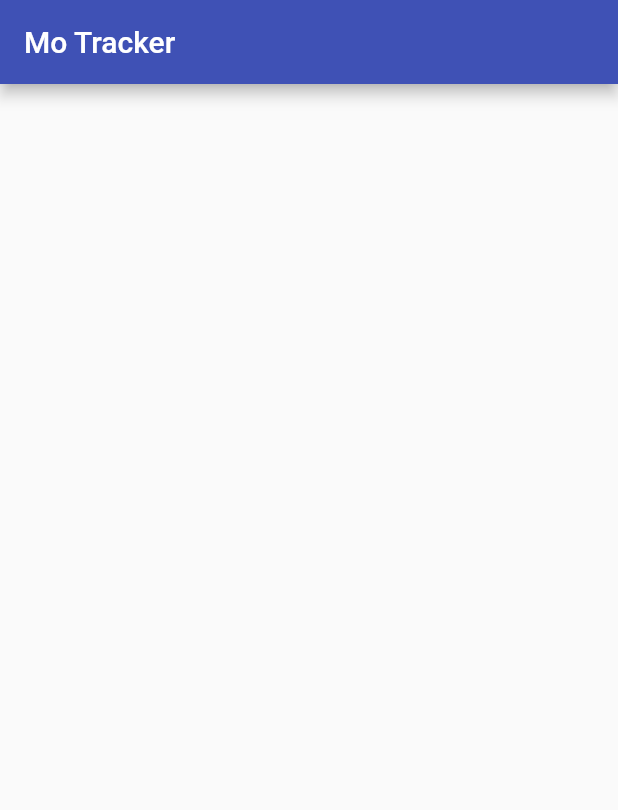
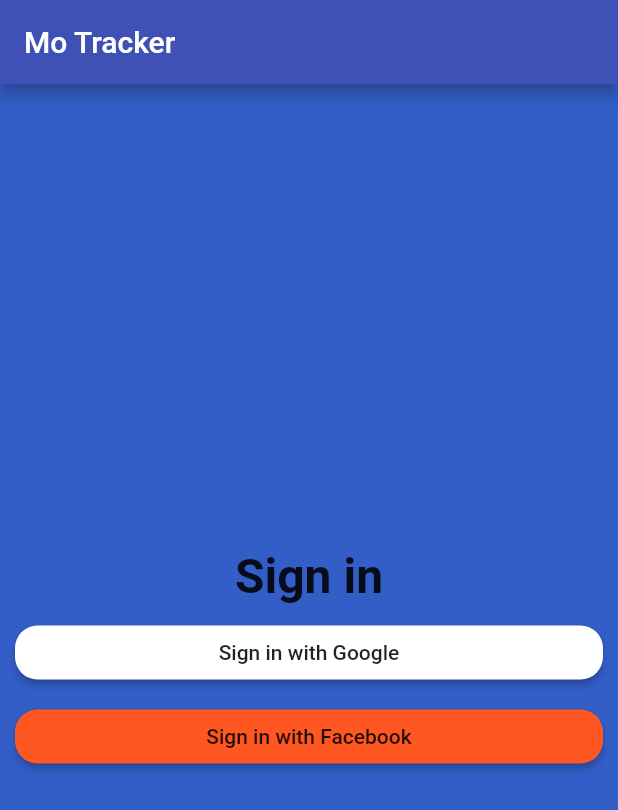
Before and after one commit to mohammed-alaa40123/time_tracker_flutter_mo_version, a Flutter app: the screen it shows after launch, on a phone screen of 412 x 824 dp. Shown: the top 810 px of the screen. Run offline on Flutter 3.47's test engine with Material 2 defaults, Android fonts, the light colour scheme and no system bars.

Commit message:
added custom raised button widget

```diff
--- a/lib/App/sign_in_page.dart
+++ b/lib/App/sign_in_page.dart
@@ -1,4 +1,5 @@
-// ignore_for_file: prefer_const_constructors, duplicate_ignore
+// ignore_for_file: prefer_const_constructors, duplicate_ignore, deprecated_member_use
+import 'package:mo_time_tracker/CommonWidgets/custom_raised_button.dart';
 
 import 'package:flutter/material.dart';
 
@@ -12,6 +13,54 @@ class SignInPage extends StatelessWidget {
         title: Text('Mo Tracker'),
         elevation: 4.0,
       ),
+      body: _buildContent(),
+      backgroundColor: Color.fromARGB(255, 51, 93, 199),
     );
   }
+
+  Widget _buildContent() {
+    return Padding(
+        padding: EdgeInsets.all(10),
+        child: Column(
+          mainAxisAlignment: MainAxisAlignment.center,
+          crossAxisAlignment: CrossAxisAlignment.stretch,
+          children: [
+            Text(
+              "Sign in",
+              textAlign: TextAlign.center,
+              style: TextStyle(fontSize: 32, fontWeight: FontWeight.bold),
+            ),
+            SizedBox(
+              height: 8,
+            ),
+            CustomRaisedButton(
+              borderRadius: 15,
+              color: Colors.white,
+              onPressed: () {
+                _signInWithGoogle();
+              },
+              child: Text("Sign in with Google",
+                  style: TextStyle(
+                    color: Colors.black87,
+                    fontStyle: FontStyle.normal,
+                  )),
+            ),
+            SizedBox(
+              height: 8,
+            ),
+            CustomRaisedButton(
+              color: Colors.deepOrange,
+              onPressed: _signInWithGoogle,
+              borderRadius: 15,
+              child: Text("Sign in with Facebook",
+                  style: TextStyle(
+                    color: Colors.black87,
+                    fontStyle: FontStyle.normal,
+                  )),
+            )
+          ],
+        ));
+  }
+
+  void _signInWithGoogle() {}
 }
```
